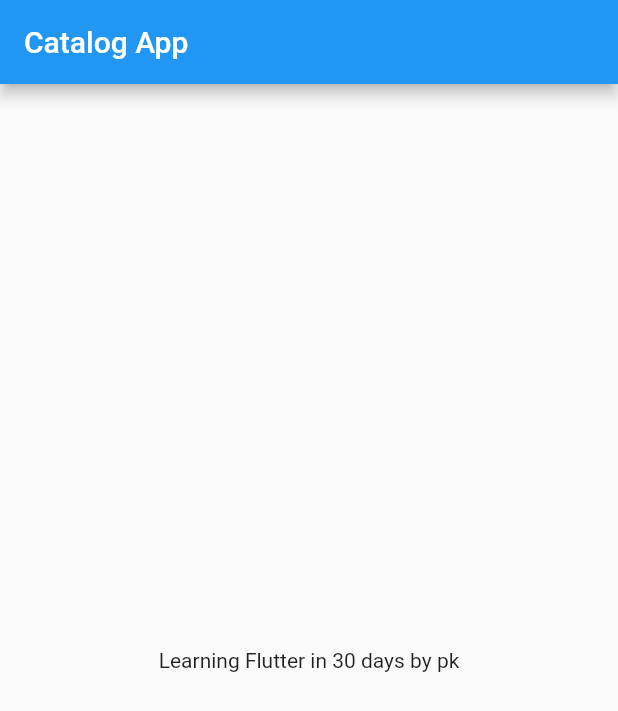
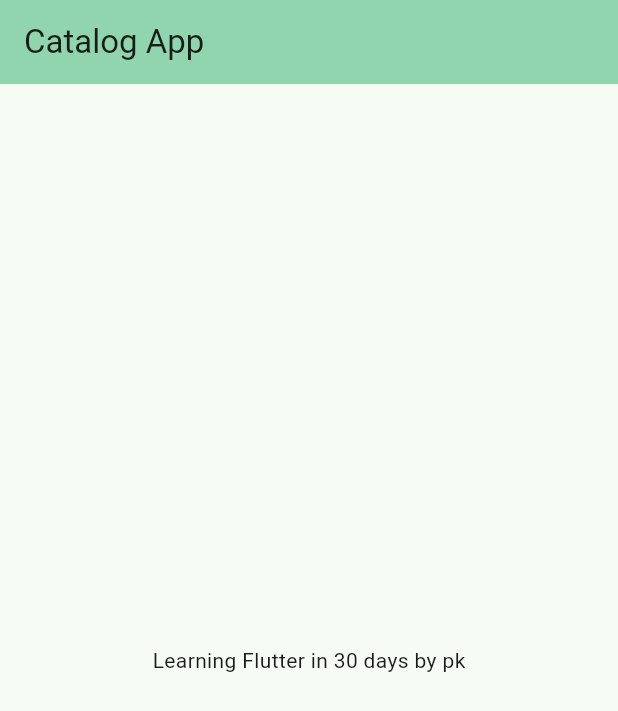
Before and after one commit to sumit1202/e_store_flutter_pk, a Flutter app: the screen it shows after launch, on a phone screen of 412 x 824 dp. Shown: the top 711 px of the screen. Run offline on Flutter 3.47's test engine with Material 2 defaults, Android fonts, the phone set to English and light mode, and no system bars.

Commit message:
day 3 completed

```diff
--- a/lib/main.dart
+++ b/lib/main.dart
@@ -1,5 +1,6 @@
 import 'package:flutter/material.dart';
-import 'package:flutter_pk/home_page.dart';
+import 'package:flutter_pk/pages/home_page.dart';
+import 'package:flutter_pk/pages/login_page.dart';
 
 void main() {
   runApp(const MyApp());
@@ -10,8 +11,19 @@ class MyApp extends StatelessWidget {
 
   @override
   Widget build(BuildContext context) {
-    return const MaterialApp(
-      home: HomePage(),
+    return MaterialApp(
+      title: 'Flutter pk',
+      debugShowCheckedModeBanner: false,
+      theme: ThemeData(
+        useMaterial3: true,
+        colorScheme: ColorScheme.fromSeed(seedColor: Colors.greenAccent),
+      ),
+      //home: const HomePage(),
+      initialRoute: '/',
+      routes: {
+        '/': (context) => const HomePage(),
+        '/login': (context) => const LoginPage(),
+      },
     );
   }
 }
--- a/lib/home_page.dart
+++ b/lib/pages/home_page.dart
@@ -10,6 +10,7 @@ class HomePage extends StatelessWidget {
     return Scaffold(
       appBar: AppBar(
         title: const Text('Catalog App'),
+        backgroundColor: Theme.of(context).colorScheme.inversePrimary,
       ),
       body: Center(
         child: Text('Learning Flutter in $days days by $name'),
```
Also changed, not shown: lib/pages/login_page.dart (added, +16 -0 lines).
